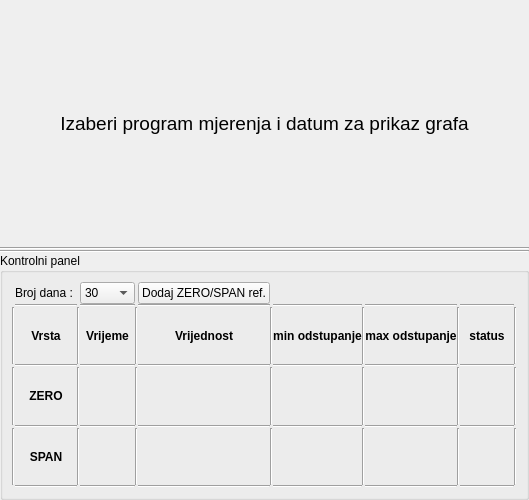
Qt form app/view/ui_files/zero_span_panel.ui (kluksa/kontrola-podataka) before a commit.
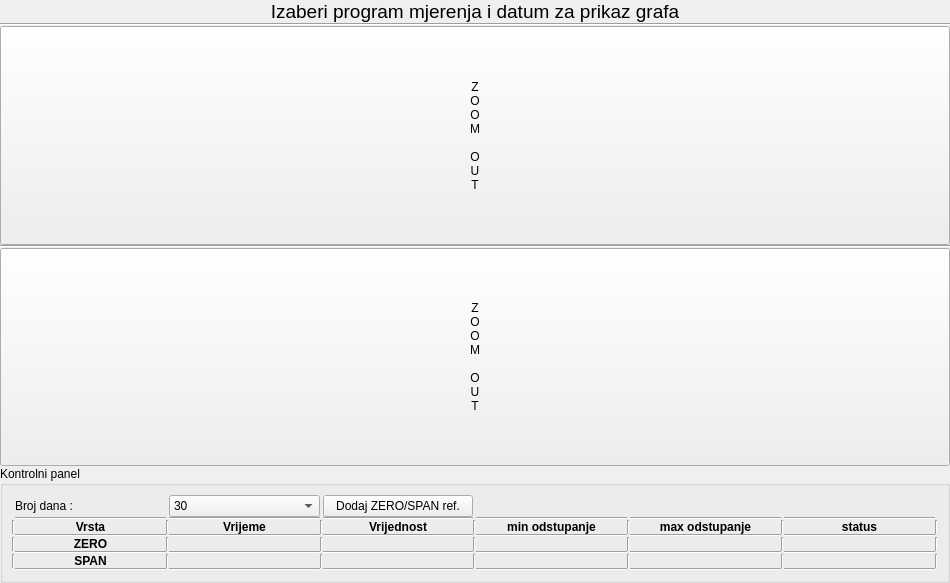
The same form after that commit.

Commit message:
izmjena zoom opcije grafova
- zoom je bindan na middle click i uvijek je aktivan
- implementacija tickova, grida, cursora za span i zero grafove

The edit to the form file:
```diff
--- a/app/view/ui_files/zero_span_panel.ui
+++ b/app/view/ui_files/zero_span_panel.ui
@@ -6,8 +6,8 @@
    <rect>
     <x>0</x>
     <y>0</y>
-    <width>529</width>
-    <height>500</height>
+    <width>950</width>
+    <height>583</height>
    </rect>
   </property>
   <property name="windowTitle">
@@ -49,6 +49,28 @@
     </widget>
    </item>
    <item>
+    <layout class="QHBoxLayout" name="horizontalLayout">
+     <item>
+      <widget class="QPushButton" name="zoomOutSpan">
+       <property name="sizePolicy">
+        <sizepolicy hsizetype="Minimum" vsizetype="MinimumExpanding">
+         <horstretch>0</horstretch>
+         <verstretch>0</verstretch>
+        </sizepolicy>
+       </property>
+       <property name="text">
+        <string>Z
+O
+O
+M
+
+O
+U
+T</string>
+       </property>
+      </widget>
+     </item>
+     <item>
     <layout class="QVBoxLayout" name="spanLayout">
      <property name="spacing">
       <number>0</number>
@@ -58,6 +80,8 @@
      </property>
     </layout>
    </item>
+    </layout>
+   </item>
    <item>
     <widget class="Line" name="line_46">
      <property name="orientation">
@@ -66,6 +90,28 @@
     </widget>
    </item>
    <item>
+    <layout class="QHBoxLayout" name="horizontalLayout_2">
+     <item>
+      <widget class="QPushButton" name="zoomOutZero">
+       <property name="sizePolicy">
+        <sizepolicy hsizetype="Minimum" vsizetype="MinimumExpanding">
+         <horstretch>0</horstretch>
+         <verstretch>0</verstretch>
+        </sizepolicy>
+       </property>
+       <property name="text">
+        <string>Z
+O
+O
+M
+
+O
+U
+T</string>
+       </property>
+      </widget>
+     </item>
+     <item>
     <layout class="QVBoxLayout" name="zeroLayout">
      <property name="spacing">
       <number>0</number>
@@ -73,6 +119,8 @@
      <property name="margin">
       <number>0</number>
      </property>
+      </layout>
+     </item>
     </layout>
    </item>
    <item>
```
Lines whose indentation alone changed are shown as unchanged. The commit also changes 12 other files.
